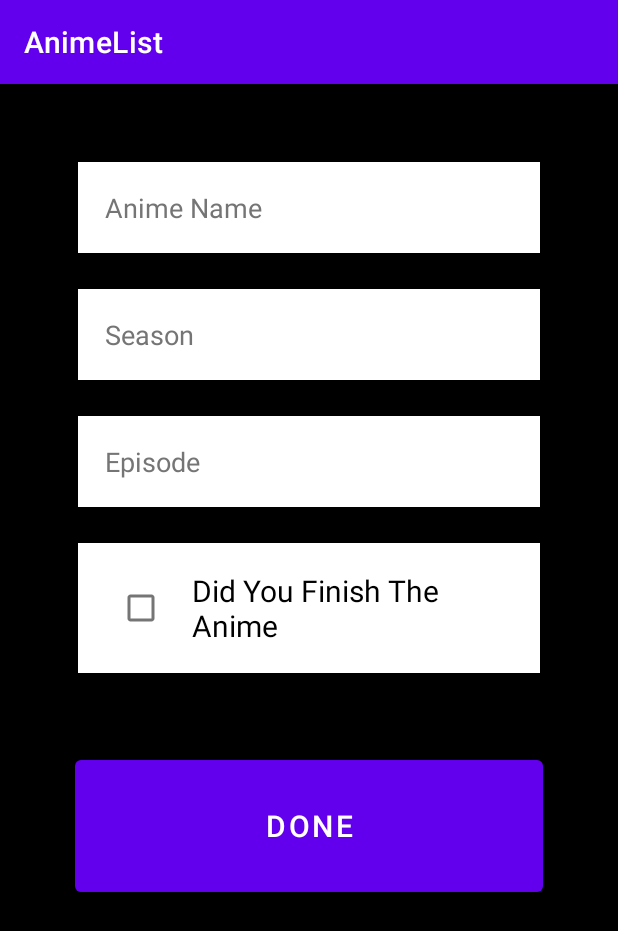
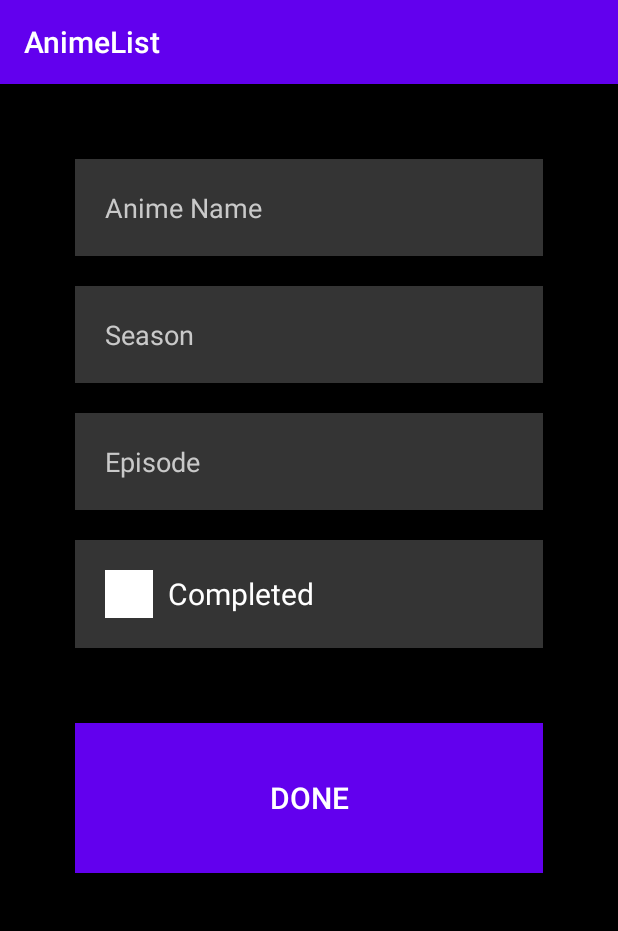
Before and after one commit to DylanOsborne/AnimeList, an Android app: the NewAnimeActivity screen opened directly, with no data from a screen before it, on a phone screen of 412 x 824 dp. Shown: the top 931 px of the screen. Run offline under Robolectric (Android 15) with nearby library versions, the phone set to English and light mode, and no system bars.

Commit message:
Added following changes to UI aspects: color changes, text sizing, text placement, component sizing

```diff
--- a/app/src/main/AndroidManifest.xml
+++ b/app/src/main/AndroidManifest.xml
@@ -21,6 +21,7 @@
             android:exported="false" />
         <activity
             android:name=".MainActivity"
+            android:windowSoftInputMode="adjustResize"
             android:exported="true">
             <intent-filter>
                 <action android:name="android.intent.action.MAIN" />
--- a/app/src/main/res/drawable/borders.xml
+++ b/app/src/main/res/drawable/borders.xml
@@ -2,5 +2,4 @@
 <shape xmlns:android="http://schemas.android.com/apk/res/android" android:shape="rectangle" >
     <solid android:color="@android:color/white" />
     <stroke android:width="2dip" android:color="@color/black"/>
-    <padding android:bottom="10dp" android:left="10dp" android:right="10dp" android:top="10dp"/>
 </shape>
--- a/app/src/main/res/drawable/ic_baseline_add_24.xml
+++ /dev/null
@@ -1,5 +0,0 @@
-<vector android:height="24dp" android:tint="#000000"
-    android:viewportHeight="24" android:viewportWidth="24"
-    android:width="24dp" xmlns:android="http://schemas.android.com/apk/res/android">
-    <path android:fillColor="@android:color/white" android:pathData="M19,13h-6v6h-2v-6H5v-2h6V5h2v6h6v2z"/>
-</vector>
--- a/app/src/main/res/layout/activity_new_anime.xml
+++ b/app/src/main/res/layout/activity_new_anime.xml
@@ -15,17 +15,23 @@
         android:layout_marginStart="50dp"
         android:layout_marginTop="50dp"
         android:layout_marginEnd="50dp"
-        android:background="@drawable/borders"
+        android:background="@color/grey"
         android:hint="@string/anime_name_input_text_hint"
         android:importantForAutofill="no"
         android:inputType="text"
         android:minHeight="48dp"
         android:padding="20dp"
-        android:textColorHint="#757575"
+        android:textColor="@color/white"
+        android:textColorHint="#C9C9C9"
+        android:maxLines="3"
         app:layout_constraintEnd_toEndOf="parent"
         app:layout_constraintStart_toStartOf="parent"
         app:layout_constraintTop_toTopOf="parent"
-        tools:ignore="TextContrastCheck" />
+        tools:ignore="TextContrastCheck"
+        app:autoSizeMaxTextSize="20sp"
+        app:autoSizeMinTextSize="12sp"
+        app:autoSizeStepGranularity="2sp"
+        app:autoSizeTextType="uniform"/>
 
     <EditText
         android:id="@+id/animeSeasonInputField"
@@ -34,17 +40,23 @@
         android:layout_marginStart="50dp"
         android:layout_marginTop="20dp"
         android:layout_marginEnd="50dp"
-        android:background="@drawable/borders"
+        android:background="@color/grey"
         android:hint="@string/anime_season_input_text_hint"
         android:importantForAutofill="no"
         android:inputType="number"
         android:minHeight="48dp"
         android:padding="20dp"
-        android:textColorHint="#757575"
+        android:textColor="@color/white"
+        android:textColorHint="#C9C9C9"
+        android:maxLines="3"
         app:layout_constraintEnd_toEndOf="parent"
         app:layout_constraintStart_toStartOf="parent"
         app:layout_constraintTop_toBottomOf="@+id/animeNameInputField"
-        tools:ignore="TextContrastCheck" />
+        tools:ignore="TextContrastCheck"
+        app:autoSizeMaxTextSize="20sp"
+        app:autoSizeMinTextSize="12sp"
+        app:autoSizeStepGranularity="2sp"
+        app:autoSizeTextType="uniform"/>
 
     <EditText
         android:id="@+id/animesEpisodeInputField"
@@ -53,17 +65,23 @@
         android:layout_marginStart="50dp"
         android:layout_marginTop="20dp"
         android:layout_marginEnd="50dp"
-        android:background="@drawable/borders"
+        android:background="@color/grey"
         android:hint="@string/anime_episode_input_text_hint"
         android:importantForAutofill="no"
         android:inputType="number"
         android:minHeight="48dp"
         android:padding="20dp"
-        android:textColorHint="#757575"
+        android:textColor="@color/white"
+        android:textColorHint="#C9C9C9"
+        android:maxLines="3"
         app:layout_constraintEnd_toEndOf="parent"
         app:layout_constraintStart_toStartOf="parent"
         app:layout_constraintTop_toBottomOf="@+id/animeSeasonInputField"
-        tools:ignore="TextContrastCheck" />
+        tools:ignore="TextContrastCheck"
+        app:autoSizeMaxTextSize="20sp"
+        app:autoSizeMinTextSize="12sp"
+        app:autoSizeStepGranularity="2sp"
+        app:autoSizeTextType="uniform"/>
 
     <LinearLayout
         android:id="@+id/linearLayout"
@@ -73,7 +91,7 @@
         android:layout_marginStart="50dp"
         android:layout_marginTop="20dp"
         android:layout_marginEnd="50dp"
-        android:background="@drawable/borders"
+        android:background="@color/grey"
         android:padding="20dp"
         app:layout_constraintEnd_toEndOf="parent"
         app:layout_constraintStart_toStartOf="parent"
@@ -96,10 +114,15 @@
             android:paddingStart="10dp"
             android:paddingEnd="0dp"
             android:text="@string/did_you_finish_the_anime"
-            android:textColor="@color/black"
+            android:textColor="@color/white"
             android:textSize="20sp"
+            android:maxLines="3"
             tools:layout_editor_absoluteX="50dp"
-            tools:layout_editor_absoluteY="200dp" />
+            tools:layout_editor_absoluteY="200dp"
+            app:autoSizeMaxTextSize="20sp"
+            app:autoSizeMinTextSize="12sp"
+            app:autoSizeStepGranularity="2sp"
+            app:autoSizeTextType="uniform"/>
 
     </LinearLayout>
 
@@ -113,6 +136,7 @@
         android:layout_marginEnd="50dp"
         android:text="@string/doneButton"
         android:textColor="@color/white"
+        android:background="@color/purple_500"
         android:textSize="20sp"
         app:layout_constraintBottom_toBottomOf="parent"
         app:layout_constraintEnd_toEndOf="parent"
--- a/app/src/main/res/values-night/themes.xml
+++ /dev/null
@@ -1,16 +0,0 @@
-<resources xmlns:tools="http://schemas.android.com/tools">
-    <!-- Base application theme. -->
-    <style name="Theme.AnimeList" parent="Theme.MaterialComponents.DayNight.DarkActionBar">
-        <!-- Primary brand color. -->
-        <item name="colorPrimary">@color/purple_200</item>
-        <item name="colorPrimaryVariant">@color/purple_700</item>
-        <item name="colorOnPrimary">@color/black</item>
-        <!-- Secondary brand color. -->
-        <item name="colorSecondary">@color/teal_200</item>
-        <item name="colorSecondaryVariant">@color/teal_200</item>
-        <item name="colorOnSecondary">@color/black</item>
-        <!-- Status bar color. -->
-        <item name="android:statusBarColor" tools:targetApi="l">?attr/colorPrimaryVariant</item>
-        <!-- Customize your theme here. -->
-    </style>
-</resources>
--- a/app/src/main/res/values/colors.xml
+++ b/app/src/main/res/values/colors.xml
@@ -1,10 +1,7 @@
 <?xml version="1.0" encoding="utf-8"?>
 <resources>
-    <color name="purple_200">#FFBB86FC</color>
     <color name="purple_500">#FF6200EE</color>
-    <color name="purple_700">#FF3700B3</color>
-    <color name="teal_200">#FF03DAC5</color>
-    <color name="teal_700">#FF018786</color>
     <color name="black">#FF000000</color>
     <color name="white">#FFFFFFFF</color>
+    <color name="grey">#343434</color>
 </resources>
--- a/app/src/main/res/values/strings.xml
+++ b/app/src/main/res/values/strings.xml
@@ -12,7 +12,7 @@
     <string name="anime_name_input_text_hint">Anime Name</string>
     <string name="anime_episode_input_text_hint">Episode</string>
     <string name="anime_season_input_text_hint">Season</string>
-    <string name="did_you_finish_the_anime">Did You Finish The Anime</string>
+    <string name="did_you_finish_the_anime">Completed</string>
     <string name="search_txt_hint">Search</string>
 
     <string name="doneButton">Done</string>
--- a/app/src/main/res/values/themes.xml
+++ b/app/src/main/res/values/themes.xml
@@ -1,16 +1,16 @@
-<resources xmlns:tools="http://schemas.android.com/tools">
+<resources>
     <!-- Base application theme. -->
-    <style name="Theme.AnimeList" parent="Theme.MaterialComponents.DayNight.DarkActionBar">
+    <style name="Theme.AnimeList" parent="Theme.AppCompat">
         <!-- Primary brand color. -->
         <item name="colorPrimary">@color/purple_500</item>
-        <item name="colorPrimaryVariant">@color/purple_700</item>
-        <item name="colorOnPrimary">@color/white</item>
+        <item name="colorPrimaryVariant">@color/purple_500</item>
+        <item name="colorOnPrimary">@color/black</item>
         <!-- Secondary brand color. -->
-        <item name="colorSecondary">@color/teal_200</item>
-        <item name="colorSecondaryVariant">@color/teal_700</item>
-        <item name="colorOnSecondary">@color/black</item>
+        <item name="colorSecondary">@color/purple_500</item>
+        <item name="colorSecondaryVariant">@color/purple_500</item>
+        <item name="colorOnSecondary">@color/white</item>
         <!-- Status bar color. -->
-        <item name="android:statusBarColor" tools:targetApi="l">?attr/colorPrimaryVariant</item>
+        <item name="android:statusBarColor" >?attr/colorPrimaryVariant</item>
         <!-- Customize your theme here. -->
     </style>
 </resources>
```
Also changed, not shown: app/src/main/res/layout/activity_main.xml (+24 -8 lines), app/src/main/res/layout/anime_stats.xml (+27 -10 lines), app/src/main/res/layout/delete_confirmation.xml (+31 -18 lines), app/src/main/res/layout/edit_anime.xml (+67 -37 lines), app/src/main/res/layout/recyclerview_item.xml (+21 -8 lines).
